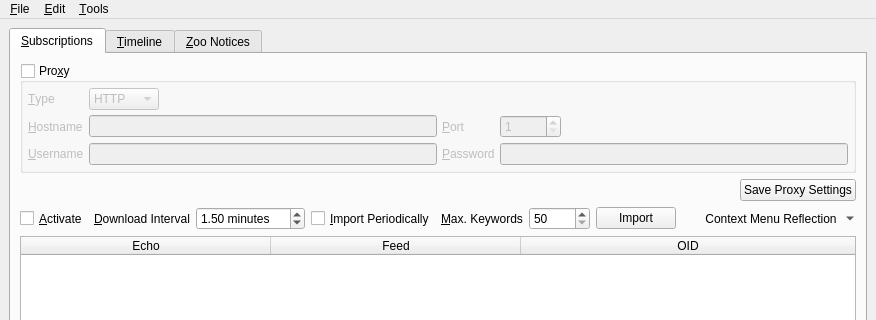
First picture: the form in branches/trunk/GoldBug-UI/spot-on-rss.ui, repository textbrowser/spot-on, before the edit; both pictures show x 0 to 876 and y 0 to 320 of the 876 by 600 pixel window.
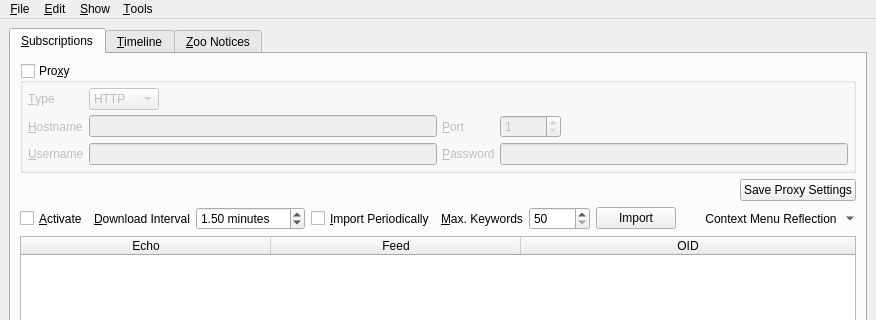
Second picture: the form after the edit. Icons and pictures are not drawn. Custom widgets are drawn as their Qt base class.

What changed in the file:
```diff
--- a/branches/trunk/GoldBug-UI/spot-on-rss.ui
+++ b/branches/trunk/GoldBug-UI/spot-on-rss.ui
@@ -645,8 +645,16 @@
     <addaction name="action_Toggle_Not_Indexed"/>
     <addaction name="action_Toggle_Shown"/>
    </widget>
+   <widget class="QMenu" name="menu_Show">
+    <property name="title">
+     <string>&amp;Show</string>
+    </property>
+    <addaction name="action_Descriptions_in_Timeline"/>
+    <addaction name="action_Publication_Dates_in_Timeline"/>
+   </widget>
    <addaction name="menu_File"/>
    <addaction name="menu_Edit"/>
+   <addaction name="menu_Show"/>
    <addaction name="menu_Tools"/>
   </widget>
   <widget class="QStatusBar" name="statusBar"/>
```
Left out of the diff: 37 changed lines with no effect on the pictures.
